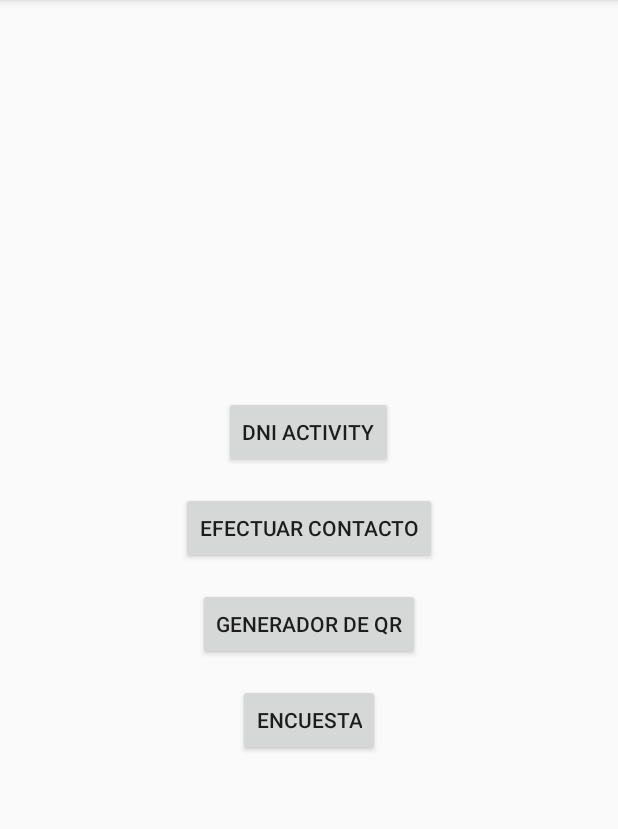
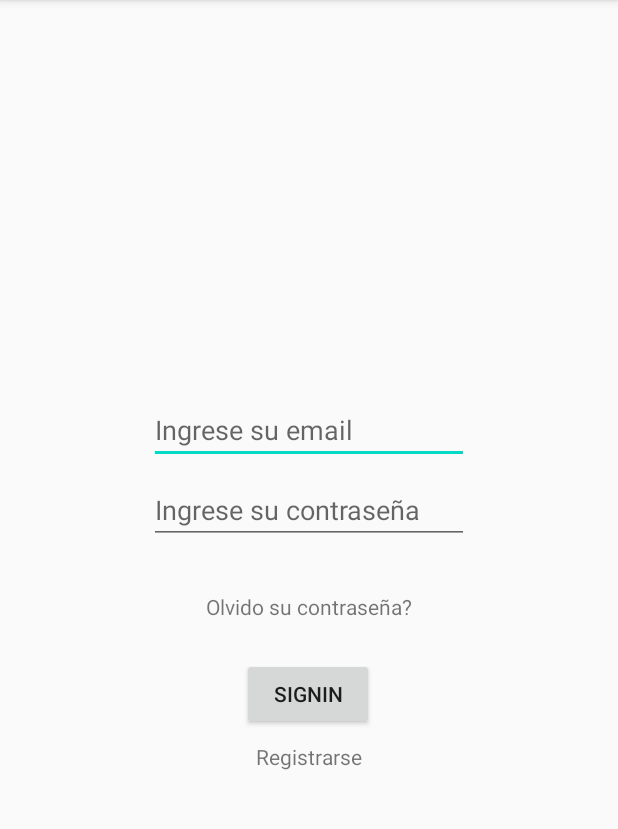
Before and after one commit to lsia/COVID-19, an Android app: the screen it shows after launch (SelectorActivity before the commit, LoginActivity after it), on a phone screen of 412 x 824 dp, the part 84-913 px from its top. Run offline under Robolectric (Android 15) with nearby library versions, the phone set to English and light mode, and no system bars; our stand-ins replace Firebase (no records; nobody signed in at launch, a user with empty details on screens opened directly).

Commit message:
adding base login and register

```diff
--- /dev/null
+++ b/android/app/src/main/java/com/fiuba/cuarentenainteligente/base/BaseActivity.kt
@@ -0,0 +1,29 @@
+package com.fiuba.cuarentenainteligente.base
+
+import android.content.Context
+import android.os.Bundle
+import android.os.PersistableBundle
+import android.view.Window
+import android.view.WindowManager
+import android.widget.Toast
+import androidx.annotation.LayoutRes
+import androidx.appcompat.app.AppCompatActivity
+
+abstract class BaseActivity : AppCompatActivity(){
+
+
+    override fun onCreate(savedInstanceState: Bundle?) {
+        super.onCreate(savedInstanceState)
+        requestWindowFeature(Window.FEATURE_NO_TITLE)
+        window.setFlags(WindowManager.LayoutParams.FLAG_FULLSCREEN,
+            WindowManager.LayoutParams.FLAG_FULLSCREEN)
+        setContentView(getLayout())
+    }
+
+    @LayoutRes
+    abstract fun getLayout():Int
+
+    fun Context.toast(context: Context = applicationContext, message: String?, duration: Int = Toast.LENGTH_SHORT) {
+        Toast.makeText(context, message, duration).show()
+    }
+}
--- /dev/null
+++ b/android/app/src/main/java/com/fiuba/cuarentenainteligente/interactor/loginInteractor/LoginInteractor.kt
@@ -0,0 +1,8 @@
+package com.fiuba.cuarentenainteligente.interactor.loginInteractor
+
+interface LoginInteractor {
+
+    //el suspend permite que se ejecute en un hilo aparte
+    suspend fun signInWithEmailAndPassword(email:String,password:String)
+
+}
--- /dev/null
+++ b/android/app/src/main/java/com/fiuba/cuarentenainteligente/view/activities/auth/login/FirebaseLoginException.kt
@@ -0,0 +1,3 @@
+package com.fiuba.cuarentenainteligente.view.activities.auth.login
+
+class FirebaseLoginException(message:String?): Exception(message)
--- /dev/null
+++ b/android/app/src/main/java/com/fiuba/cuarentenainteligente/view/activities/auth/login/LoginActivity.kt
@@ -0,0 +1,91 @@
+package com.fiuba.cuarentenainteligente.view.activities.auth.login
+
+import android.content.Intent
+import android.os.Bundle
+import android.view.View
+import com.fiuba.cuarentenainteligente.R
+import com.fiuba.cuarentenainteligente.base.BaseActivity
+import com.fiuba.cuarentenainteligente.interactor.loginInteractor.LoginInteractor
+import com.fiuba.cuarentenainteligente.interactor.loginInteractor.LoginInteractorImpl
+import com.fiuba.cuarentenainteligente.view.activities.SelectorActivity
+import com.fiuba.cuarentenainteligente.view.activities.auth.passRecover.PassRecoveryActivity
+import com.fiuba.cuarentenainteligente.view.activities.auth.signup.SignUpActivity
+import kotlinx.android.synthetic.main.activity_login.*
+
+class LoginActivity : BaseActivity(), LoginContract.LoginView {
+
+    lateinit var presenter: LoginPresenter
+
+    override fun onCreate(savedInstanceState: Bundle?) {
+        super.onCreate(savedInstanceState)
+        presenter = LoginPresenter(LoginInteractorImpl())
+        presenter.attachView(this)
+
+        btn_signIn.setOnClickListener {
+            signIn()
+        }
+
+        txt_register.setOnClickListener {
+            navigateToRegister()
+        }
+
+        txt_password_recover.setOnClickListener {
+            navigateToPasswordRecover()
+        }
+
+    }
+
+    override fun getLayout(): Int {
+        return R.layout.activity_login
+    }
+
+    override fun showError(msgError: String?) {
+        toast(this, msgError)
+    }
+
+    override fun showProgressBar() {
+        progressBar_signIn.visibility = View.VISIBLE
+        btn_signIn.visibility = View.GONE
+    }
+
+    override fun hideProgressBar() {
+        progressBar_signIn.visibility = View.GONE
+        btn_signIn.visibility = View.VISIBLE
+    }
+
+    override fun signIn() {
+        val email = etxt_email.text.toString().trim()
+        val password = etxt_password.text.toString().trim()
+
+      if(presenter.checkEmptyFields(email, password))  toast (this, "Usuario o contrasaeña vacios")
+        else presenter.signInUserWithEmailAndPassword(email, password)
+    }
+
+    override fun navigateToMain() {
+        val intent = Intent(this,SelectorActivity::class.java)
+        intent.flags = Intent.FLAG_ACTIVITY_CLEAR_TASK or Intent.FLAG_ACTIVITY_NEW_TASK
+        startActivity(intent)
+
+    }
+
+    override fun navigateToRegister() {
+        startActivity(Intent(this, SignUpActivity::class.java))
+    }
+
+    override fun navigateToPasswordRecover() {
+        startActivity(Intent(this, PassRecoveryActivity::class.java))
+
+    }
+
+    override fun onDestroy() {
+        super.onDestroy()
+        presenter.dettachView()
+        presenter.dettachJob()
+    }
+
+    override fun onDetachedFromWindow() {
+        super.onDetachedFromWindow()
+        presenter.dettachView()
+        presenter.dettachJob()
+    }
+}
--- /dev/null
+++ b/android/app/src/main/java/com/fiuba/cuarentenainteligente/view/activities/auth/login/LoginContract.kt
@@ -0,0 +1,24 @@
+package com.fiuba.cuarentenainteligente.view.activities.auth.login
+
+interface LoginContract {
+
+    interface LoginView {
+        fun showError(msgError: String?)
+        fun showProgressBar()
+        fun hideProgressBar()
+        fun signIn()
+        fun navigateToMain()
+        fun navigateToRegister()
+        fun navigateToPasswordRecover()
+    }
+
+    interface LoginPresenter {
+        fun attachView(view: LoginView)
+        fun dettachView()
+        fun dettachJob()
+        fun isViewAttached(): Boolean
+        fun signInUserWithEmailAndPassword(email: String, password: String)
+        fun checkEmptyFields(email: String, password: String): Boolean
+    }
+
+}
--- /dev/null
+++ b/android/app/src/main/res/layout/activity_login.xml
@@ -0,0 +1,65 @@
+<?xml version="1.0" encoding="utf-8"?>
+
+<androidx.constraintlayout.widget.ConstraintLayout
+    xmlns:android="http://schemas.android.com/apk/res/android"
+    xmlns:tools="http://schemas.android.com/tools"
+    xmlns:app="http://schemas.android.com/apk/res-auto"
+    android:layout_width="match_parent"
+    android:layout_height="match_parent"
+    tools:context=".view.activities.auth.login.LoginActivity">
+    <EditText
+        android:layout_width="wrap_content"
+        android:layout_height="wrap_content"
+        android:inputType="textPersonName"
+        android:hint="@string/ingrese_su_email"
+        android:ems="10"
+        android:id="@+id/etxt_email" android:layout_marginEnd="8dp"
+        app:layout_constraintEnd_toEndOf="parent" android:layout_marginStart="8dp"
+        app:layout_constraintStart_toStartOf="parent" android:layout_marginTop="264dp"
+        app:layout_constraintTop_toTopOf="parent"/>
+    <EditText
+        android:layout_width="wrap_content"
+        android:layout_height="wrap_content"
+        android:inputType="textPassword"
+        android:ems="10"
+        android:hint="@string/ingrese_su_contrase_a"
+        android:id="@+id/etxt_password"
+        app:layout_constraintStart_toStartOf="parent" android:layout_marginStart="8dp"
+        app:layout_constraintEnd_toEndOf="parent" android:layout_marginEnd="8dp" android:layout_marginTop="8dp"
+        app:layout_constraintTop_toBottomOf="@+id/etxt_email"/>
+    <Button
+        android:text="SignIn"
+        android:layout_width="wrap_content"
+        android:layout_height="wrap_content"
+        android:id="@+id/btn_signIn" android:layout_marginTop="76dp"
+        app:layout_constraintTop_toBottomOf="@+id/etxt_password" app:layout_constraintEnd_toEndOf="parent"
+        android:layout_marginEnd="8dp" app:layout_constraintStart_toStartOf="parent"
+        android:layout_marginStart="8dp" app:layout_constraintHorizontal_bias="0.498"/>
+    <ProgressBar
+        style="?android:attr/progressBarStyle"
+        android:layout_width="wrap_content"
+        android:layout_height="wrap_content"
+        android:id="@+id/progressBar_signIn"
+        android:visibility="gone"
+        android:elevation="3dp"
+        app:layout_constraintEnd_toEndOf="parent" android:layout_marginEnd="8dp"
+        app:layout_constraintStart_toStartOf="parent" android:layout_marginStart="8dp"
+        android:layout_marginTop="76dp" app:layout_constraintTop_toBottomOf="@+id/etxt_password"
+        app:layout_constraintHorizontal_bias="0.498"
+        tools:targetApi="lollipop" />
+    <TextView
+        android:text="@string/not_an_account_yet_register"
+        android:layout_width="wrap_content"
+        android:layout_height="wrap_content"
+        android:id="@+id/txt_register" app:layout_constraintEnd_toEndOf="parent" android:layout_marginEnd="8dp"
+        app:layout_constraintStart_toStartOf="parent" android:layout_marginStart="8dp"
+        android:layout_marginTop="8dp" app:layout_constraintTop_toBottomOf="@+id/btn_signIn"/>
+    <TextView
+        android:text="@string/olvido_su_contrase_a"
+        android:layout_width="wrap_content"
+        android:layout_height="0dp"
+        android:id="@+id/txt_password_recover" app:layout_constraintEnd_toEndOf="parent"
+        android:layout_marginEnd="8dp" app:layout_constraintStart_toStartOf="parent"
+        android:layout_marginStart="8dp" android:layout_marginTop="32dp"
+        app:layout_constraintTop_toBottomOf="@+id/etxt_password"/>
+</androidx.constraintlayout.widget.ConstraintLayout>
--- a/android/app/src/main/res/values/strings.xml
+++ b/android/app/src/main/res/values/strings.xml
@@ -18,4 +18,12 @@
     <string name="qr_generator_invalid">Por favor ingrese lugar y habitación.</string>
     <string name="survey">Encuesta</string>
     <string name="survey_confirm">Enviar encuesta</string>
+    <string name="not_an_account_yet_register">Registrarse</string>
+    <string name="ingrese_su_dni">Ingrese su Dni</string>
+    <string name="ingrese_su_email">Ingrese su email</string>
+    <string name="ingrese_una_contrase_a">Ingrese una contraseña</string>
+    <string name="confirme_su_contrase_a">Confirme su contraseña</string>
+    <string name="registrarse">Registrarse</string>
+    <string name="ingrese_su_contrase_a">Ingrese su contraseña</string>
+    <string name="olvido_su_contrase_a">Olvido su contraseña?</string>
 </resources>
```
Also changed, not shown: android/app/build.gradle (+6 -1 lines), android/app/src/main/AndroidManifest.xml (+5 -7 lines), android/app/src/main/java/com/fiuba/cuarentenainteligente/interactor/loginInteractor/LoginInteractorImpl.kt (added, +21 -0 lines), android/app/src/main/java/com/fiuba/cuarentenainteligente/interactor/signUpInteractor/SignUpInteractor.kt (added, +11 -0 lines), android/app/src/main/java/com/fiuba/cuarentenainteligente/interactor/signUpInteractor/SignUpInteractorImpl.kt (added, +16 -0 lines), android/app/src/main/java/com/fiuba/cuarentenainteligente/view/activities/auth/login/LoginPresenter.kt (added, +70 -0 lines), android/app/src/main/java/com/fiuba/cuarentenainteligente/view/activities/auth/passRecover/PassRecoveryActivity.kt (added, +18 -0 lines), android/app/src/main/java/com/fiuba/cuarentenainteligente/view/activities/auth/signup/SignUpActivity.kt (added, +82 -0 lines), android/app/src/main/java/com/fiuba/cuarentenainteligente/view/activities/auth/signup/SignUpContract.kt (added, +22 -0 lines), android/app/src/main/java/com/fiuba/cuarentenainteligente/view/activities/auth/signup/SignUpPresenter.kt (added, +68 -0 lines), android/app/src/main/res/layout/activity_pass_recovery.xml (added, +9 -0 lines), android/app/src/main/res/layout/activity_sign_up.xml (added, +85 -0 lines).
